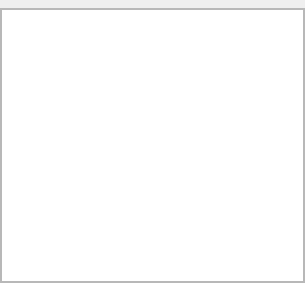
Before: the Qt Designer form src/ui/uas/QGCMessageView.ui in mavlink/qgroundcontrol, drawn with Qt 5.
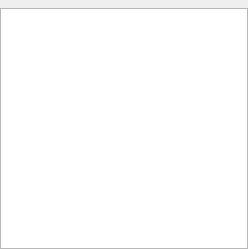
After: the same form once the commit is applied.

Commit message: QGCMessageView: Extensive code cleanup and bug fixing. Right-click menu works cleaner. Coloring of output text is correct. Output text now handles all severities of messages.

Diff of the .ui file:
```diff
--- a/src/ui/uas/QGCMessageView.ui
+++ b/src/ui/uas/QGCMessageView.ui
@@ -6,14 +6,14 @@
    <rect>
     <x>0</x>
     <y>0</y>
-    <width>305</width>
-    <height>283</height>
+    <width>248</width>
+    <height>249</height>
    </rect>
   </property>
   <property name="windowTitle">
    <string>Form</string>
   </property>
-  <layout class="QHBoxLayout" name="horizontalLayout_2">
+  <layout class="QHBoxLayout" name="horizontalLayout">
    <property name="leftMargin">
     <number>0</number>
    </property>
@@ -27,32 +27,22 @@
     <number>0</number>
    </property>
    <item>
-    <widget class="QScrollArea" name="scrollArea">
-     <property name="widgetResizable">
+    <widget class="QPlainTextEdit" name="plainTextEdit">
+     <property name="contextMenuPolicy">
+      <enum>Qt::ActionsContextMenu</enum>
+     </property>
+     <property name="acceptDrops">
+      <bool>false</bool>
+     </property>
+     <property name="undoRedoEnabled">
+      <bool>false</bool>
+     </property>
+     <property name="readOnly">
       <bool>true</bool>
      </property>
-     <widget class="QWidget" name="scrollAreaWidgetContents">
-      <property name="geometry">
-       <rect>
-        <x>0</x>
-        <y>0</y>
-        <width>303</width>
-        <height>273</height>
-       </rect>
-      </property>
-      <layout class="QHBoxLayout" name="horizontalLayout">
-       <property name="margin">
-        <number>0</number>
-       </property>
-       <item>
-        <widget class="QPlainTextEdit" name="plainTextEdit">
-         <property name="readOnly">
-          <bool>true</bool>
-         </property>
-        </widget>
-       </item>
-      </layout>
-     </widget>
+     <property name="plainText">
+      <string notr="true"/>
+     </property>
     </widget>
    </item>
   </layout>
```
Left out of the diff: 3 changed lines with no effect on the pictures. The commit also changes 2 other files.
